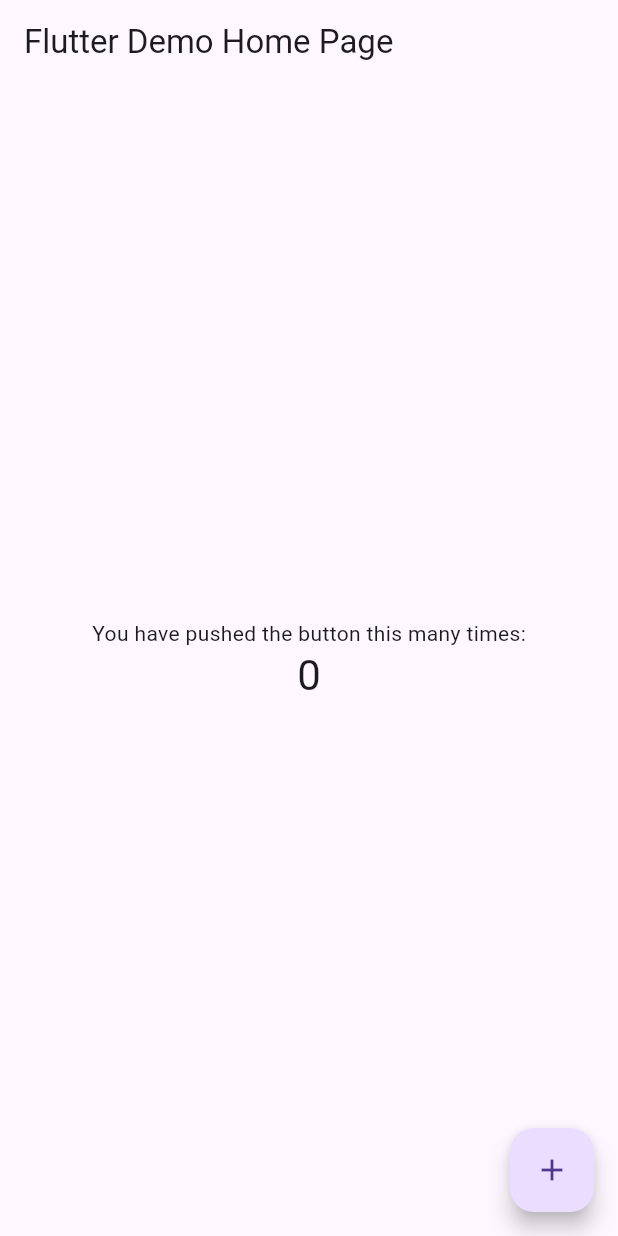
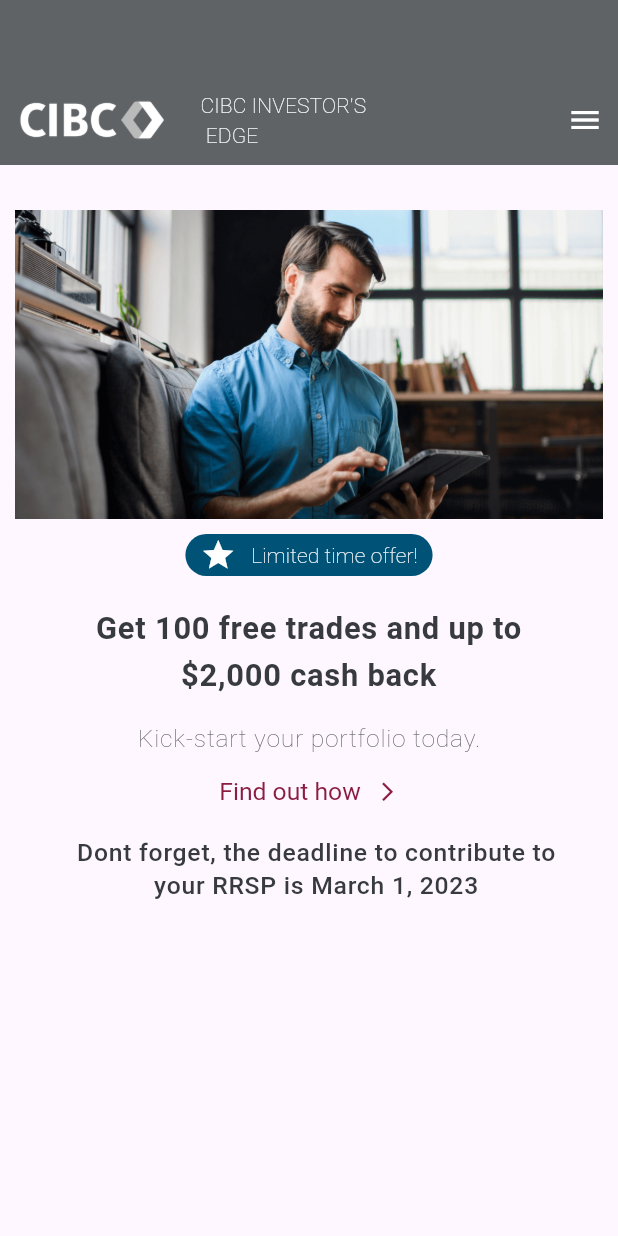
Before and after one commit to Shentia/Obr, a Flutter app: the screen it shows after launch, on a phone screen of 412 x 824 dp. Run offline on Flutter 3.47's test engine with Material 2 defaults, Android fonts, the phone set to English and light mode, and no system bars; our stand-ins replace flutter_spinkit, google_fonts.

```diff
--- /dev/null
+++ b/lib/colors.dart
@@ -0,0 +1,13 @@
+import 'package:flutter/material.dart';
+
+class SolidColors {
+  static const Color colortext = Color.fromARGB(255, 96, 99, 102);
+  static const Color colorScaffoldBackground =
+      Color.fromARGB(255, 255, 255, 255);
+  static const Color colorAlertInfo = Color.fromARGB(255, 0, 82, 119);
+  static const Color colorCibcRed = Color.fromARGB(255, 196, 31, 62);
+  static const Color colorCibcDarkRed = Color.fromARGB(255, 139, 29, 65);
+  static const Color colorCibcMidGrey = Color.fromARGB(255, 96, 99, 102);
+  static const Color colorCibcWhite = Color.fromARGB(255, 255, 255, 255);
+  static const Color colorCibcDarkGrey = Color.fromARGB(255, 56, 59, 62);
+}
--- a/lib/main.dart
+++ b/lib/main.dart
@@ -1,4 +1,7 @@
+import 'package:blog/colors.dart';
+import 'package:blog/splash.dart';
 import 'package:flutter/material.dart';
+import 'package:google_fonts/google_fonts.dart';
 
 void main() {
   runApp(const MyApp());
@@ -11,106 +14,36 @@ class MyApp extends StatelessWidget {
   @override
   Widget build(BuildContext context) {
     return MaterialApp(
-      title: 'Flutter Demo',
+      title: 'CIBC OBR',
       theme: ThemeData(
+        fontFamily: GoogleFonts.roboto().fontFamily,
         useMaterial3: true,
-        // This is the theme of your application.
-        //
-        // Try running your application with "flutter run". You'll see the
-        // application has a blue toolbar. Then, without quitting the app, try
-        // changing the primarySwatch below to Colors.green and then invoke
-        // "hot reload" (press "r" in the console where you ran "flutter run",
-        // or simply save your changes to "hot reload" in a Flutter IDE).
-        // Notice that the counter didn't reset back to zero; the application
-        // is not restarted.
         primarySwatch: Colors.blue,
+        textTheme: const TextTheme(
+          displayLarge: TextStyle(
+            fontSize: 72.0,
+          ),
+          titleLarge: TextStyle(
+            fontSize: 36.0,
+          ),
+          titleSmall: TextStyle(fontSize: 14.0, fontWeight: FontWeight.w100),
+          bodyMedium: TextStyle(
+            fontSize: 14.0,
+          ),
+          displayMedium: TextStyle(
+            fontSize: 24.0,
+          ),
+          displaySmall: TextStyle(
+            fontSize: 18.0,
+          ),
+          headlineMedium: TextStyle(
+            fontSize: 16.0,
+          ),
+          headlineSmall: TextStyle(fontSize: 14.0),
+        ),
       ),
-      home: const MyHomePage(title: 'Flutter Demo Home Page'),
+      debugShowCheckedModeBanner: false,
+      home: const SplashScreen(),
     );
   }
 }
-
-class MyHomePage extends StatefulWidget {
-  const MyHomePage({super.key, required this.title});
-
-  // This widget is the home page of your application. It is stateful, meaning
-  // that it has a State object (defined below) that contains fields that affect
-  // how it looks.
-
-  // This class is the configuration for the state. It holds the values (in this
-  // case the title) provided by the parent (in this case the App widget) and
-  // used by the build method of the State. Fields in a Widget subclass are
-  // always marked "final".
-
-  final String title;
-
-  @override
-  State<MyHomePage> createState() => _MyHomePageState();
-}
-
-class _MyHomePageState extends State<MyHomePage> {
-  int _counter = 0;
-
-  void _incrementCounter() {
-    setState(() {
-      // This call to setState tells the Flutter framework that something has
-      // changed in this State, which causes it to rerun the build method below
-      // so that the display can reflect the updated values. If we changed
-      // _counter without calling setState(), then the build method would not be
-      // called again, and so nothing would appear to happen.
-      _counter++;
-    });
-  }
-
-  @override
-  Widget build(BuildContext context) {
-    // This method is rerun every time setState is called, for instance as done
-    // by the _incrementCounter method above.
-    //
-    // The Flutter framework has been optimized to make rerunning build methods
-    // fast, so that you can just rebuild anything that needs updating rather
-    // than having to individually change instances of widgets.
-    return Scaffold(
-      appBar: AppBar(
-        // Here we take the value from the MyHomePage object that was created by
-        // the App.build method, and use it to set our appbar title.
-        title: Text(widget.title),
-      ),
-      body: Center(
-        // Center is a layout widget. It takes a single child and positions it
-        // in the middle of the parent.
-        child: Column(
-          // Column is also a layout widget. It takes a list of children and
-          // arranges them vertically. By default, it sizes itself to fit its
-          // children horizontally, and tries to be as tall as its parent.
-          //
-          // Invoke "debug painting" (press "p" in the console, choose the
-          // "Toggle Debug Paint" action from the Flutter Inspector in Android
-          // Studio, or the "Toggle Debug Paint" command in Visual Studio Code)
-          // to see the wireframe for each widget.
-          //
-          // Column has various properties to control how it sizes itself and
-          // how it positions its children. Here we use mainAxisAlignment to
-          // center the children vertically; the main axis here is the vertical
-          // axis because Columns are vertical (the cross axis would be
-          // horizontal).
-          mainAxisAlignment: MainAxisAlignment.center,
-          children: <Widget>[
-            const Text(
-              'You have pushed the button this many times:',
-            ),
-            Text(
-              '$_counter',
-              style: Theme.of(context).textTheme.headlineMedium,
-            ),
-          ],
-        ),
-      ),
-      floatingActionButton: FloatingActionButton(
-        onPressed: _incrementCounter,
-        tooltip: 'Increment',
-        child: const Icon(Icons.add),
-      ), // This trailing comma makes auto-formatting nicer for build methods.
-    );
-  }
-}
--- /dev/null
+++ b/lib/mainScreen.dart
@@ -0,0 +1,178 @@
+import 'package:blog/colors.dart';
+import 'package:blog/gen/assets.gen.dart';
+import 'package:blog/model/mockModel.dart';
+import 'package:flutter/material.dart';
+
+class MainScreen extends StatelessWidget {
+  const MainScreen({super.key});
+
+  @override
+  Widget build(BuildContext context) {
+    final double screenWidth = MediaQuery.of(context).size.width;
+    final double screenHeight = MediaQuery.of(context).size.height;
+
+    return Scaffold(
+      body: SingleChildScrollView(
+        child: Column(
+          children: [
+            Container(
+              color: SolidColors.colorCibcMidGrey,
+              child: Padding(
+                padding: const EdgeInsets.fromLTRB(10, 50, 10, 0),
+                child: Row(
+                  mainAxisAlignment: MainAxisAlignment.spaceBetween,
+                  children: [
+                    Padding(
+                      padding: const EdgeInsets.fromLTRB(0, 10, 0, 10),
+                      child: Row(
+                        children: [
+                          Image.asset(
+                            Assets.images.cibcWhiteLogo.path,
+                            width: screenWidth * 0.25,
+                          ),
+                          SizedBox(
+                            width: screenWidth * 0.05,
+                          ),
+                          Text(
+                            FakeData["slogan"],
+                            style: Theme.of(context)
+                                .textTheme
+                                .titleSmall
+                                ?.copyWith(color: SolidColors.colorCibcWhite),
+                          )
+                        ],
+                      ),
+                    ),
+                    const Icon(
+                      Icons.menu,
+                      color: SolidColors.colorCibcWhite,
+                    ),
+                  ],
+                ),
+              ),
+            ),
+            const SizedBox(
+              height: 20,
+            ),
+            Padding(
+              padding: const EdgeInsets.fromLTRB(10, 10, 10, 10),
+              child: Container(
+                width: screenWidth,
+                height: screenHeight / 4,
+                decoration: BoxDecoration(
+                  image: DecorationImage(
+                      image: AssetImage(Assets.images.banner.path),
+                      fit: BoxFit.cover),
+                ),
+              ),
+            ),
+            SizedBox(
+              width: screenWidth / 2.5,
+              child: DecoratedBox(
+                decoration: BoxDecoration(
+                  color: SolidColors.colorAlertInfo,
+                  borderRadius: BorderRadius.circular(20),
+                ),
+                child: Padding(
+                  padding: const EdgeInsets.only(top: 2, bottom: 2),
+                  child: Row(
+                    mainAxisAlignment: MainAxisAlignment.center,
+                    children: [
+                      const Icon(
+                        Icons.star,
+                        color: SolidColors.colorCibcWhite,
+                      ),
+                      const SizedBox(
+                        width: 10,
+                      ),
+                      Text(
+                        FakeData["limited_time"],
+                        style: Theme.of(context)
+                            .textTheme
+                            .titleSmall
+                            ?.copyWith(color: SolidColors.colorCibcWhite),
+                      ),
+                    ],
+                  ),
+                ),
+              ),
+            ),
+            const SizedBox(
+              height: 20,
+            ),
+            Padding(
+              padding: EdgeInsets.only(
+                  left: screenWidth / 10, right: screenWidth / 10),
+              child: Column(
+                children: [
+                  Text(
+                    FakeData["trade_text"],
+                    style: Theme.of(context).textTheme.bodyLarge?.copyWith(
+                          color: SolidColors.colorCibcDarkGrey,
+                          fontWeight: FontWeight.w700,
+                          fontSize: screenWidth / 20,
+                        ),
+                    textAlign: TextAlign.center,
+                  ),
+                  const SizedBox(
+                    height: 15,
+                  ),
+                  Text(
+                    FakeData["kick_start"],
+                    style: Theme.of(context).textTheme.labelMedium?.copyWith(
+                          color: SolidColors.colorCibcMidGrey,
+                          fontWeight: FontWeight.w200,
+                          fontSize: screenWidth / 25,
+                        ),
+                  ),
+                  const SizedBox(
+                    height: 15,
+                  ),
+                  Row(
+                    mainAxisAlignment: MainAxisAlignment.center,
+                    children: [
+                      InkWell(
+                        onTap: () {},
+                        child: Row(
+                          children: [
+                            Text(
+                              FakeData["learn_more"],
+                              style: Theme.of(context)
+                                  .textTheme
+                                  .displayMedium
+                                  ?.copyWith(
+                                    color: SolidColors.colorCibcDarkRed,
+                                    fontSize: screenWidth / 25,
+                                  ),
+                            ),
+                            SizedBox(
+                              width: screenWidth / 40,
+                            ),
+                            const Icon(Icons.arrow_forward_ios_outlined,
+                                color: SolidColors.colorCibcDarkRed, size: 15),
+                          ],
+                        ),
+                      ),
+                    ],
+                  ),
+                  Padding(
+                    padding: const EdgeInsets.fromLTRB(10, 20, 0, 0),
+                    child: Text(
+                      FakeData["deadline"],
+                      style: Theme.of(context).textTheme.labelMedium?.copyWith(
+                            color: SolidColors.colorCibcDarkGrey,
+                            fontWeight: FontWeight.w500,
+                            fontSize: screenWidth / 25,
+                          ),
+                      textAlign: TextAlign.center,
+                    ),
+                  ),
+                ],
+              ),
+            ),
+          ],
+        ),
+      ),
+    );
+  }
+}
--- /dev/null
+++ b/lib/model/mockModel.dart
@@ -0,0 +1,10 @@
+Map FakeData = {
+  "slogan": "CIBC INVESTOR'S \n EDGE",
+  "limited_time": "Limited time offer!",
+  "trade_text": "Get 100 free trades and up to \$2,000 cash back",
+  "kick_start": "Kick-start your portfolio today.",
+  "learn_more": "Find out how",
+  "deadline":
+      "Dont forget, the deadline to contribute to your RRSP is March 1, 2023",
+  "sign_on": "Sign on"
+};
```
Also changed, not shown: lib/gen/assets.gen.dart (added, +94 -0 lines), lib/splash.dart (added, +49 -0 lines), pubspec.yaml (+2 -140 lines), assets/images/banner.jpg (added), assets/images/cibcRedLogo.png (added), assets/images/cibcWhiteLogo.png (renamed from assets/images/logo.png), pubspec.lock, 2 other files.
